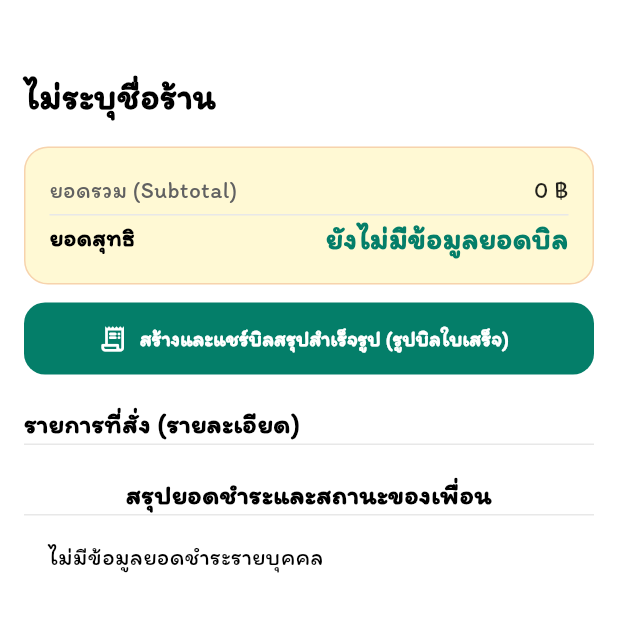
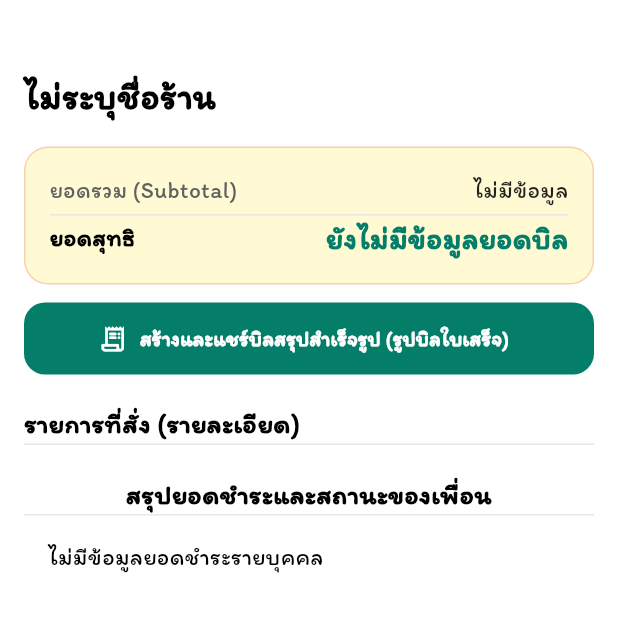
Before and after one commit to pornprompoh/Snap2bill, a Flutter app: the DetailScreen screen opened by its route, on a phone screen of 412 x 824 dp, the part 62-694 px from its top. Run offline on Flutter 3.47's test engine with Material 3 defaults, Android fonts, the phone set to English and light mode, and no system bars; drawn by our look-alikes of dynamic_color; our stand-ins replace app_links, camera, connectivity_plus, drift, flutter_dotenv, google_generative_ai and 7 more; missing offline and left inert: dart:js_interop, gal; accounts and stored records are empty; generated files the repository leaves out were written again.

Commit message:
feat: enhance bill loading logic and improve total calculation in detail screen

```diff
--- a/lib/screens/bill/detail_screen.dart
+++ b/lib/screens/bill/detail_screen.dart
@@ -30,6 +30,7 @@ class _DetailScreenState extends State<DetailScreen> {
   late Future<List<MemberSummaryEntry>> _membersFuture;
   final GlobalKey _receiptCaptureKey = GlobalKey();
   RealtimeChannel? _billRealtimeChannel;
+  bool _isLoadingBill = false;
   String _hostPromptPay = '';
   String? _hostPromptPayType;
   String? _hostBankName;
@@ -41,8 +42,61 @@ class _DetailScreenState extends State<DetailScreen> {
   void initState() {
     super.initState();
     _membersFuture = _loadMemberSummary();
-    _fetchHostPromptPayInfo();
-    _setupRealtimeBillSubscription();
+    final billId = widget.billData['id']?.toString();
+    if (billId != null && billId.isNotEmpty) {
+      _isLoadingBill =
+          BillProgressHelper.extractBillTotal(widget.billData) <= 0;
+      _setupRealtimeBillSubscription();
+      unawaited(_loadBillFromSupabase());
+    } else {
+      unawaited(_fetchHostPromptPayInfo());
+    }
+  }
+
+  Future<void> _loadBillFromSupabase() async {
+    final billId = widget.billData['id']?.toString();
+    if (billId == null || billId.isEmpty) return;
+
+    try {
+      final bill = await Supabase.instance.client
+          .from('bills')
+          .select()
+          .eq('id', billId)
+          .maybeSingle();
+      if (bill == null) throw StateError('ไม่พบข้อมูลบิล');
+
+      final billData = Map<String, dynamic>.from(bill);
+      if (BillProgressHelper.extractBillTotal(billData) <= 0) {
+        try {
+          final participants = await Supabase.instance.client
+              .from('bill_participants')
+              .select('amount_owed')
+              .eq('bill_id', billId);
+          billData['bill_participants'] = participants;
+        } catch (error, stackTrace) {
+          debugPrint(
+            'Failed to load participant total fallback: $error\n$stackTrace',
+          );
+        }
+      }
+
+      widget.billData.addAll(billData);
+      if (!mounted) return;
+      setState(() {
+        _isLoadingBill = false;
+        _membersFuture = _loadMemberSummary();
+      });
+      await _fetchHostPromptPayInfo();
+    } catch (error, stackTrace) {
+      debugPrint('Failed to load bill detail: $error\n$stackTrace');
+      if (!mounted) return;
+      setState(() => _isLoadingBill = false);
+      ScaffoldMessenger.of(context).showSnackBar(
+        const SnackBar(
+          content: Text('โหลดข้อมูลบิลไม่สำเร็จ กรุณาลองเปิดใหม่'),
+        ),
+      );
+    }
   }
 
   void _setupRealtimeBillSubscription() {
@@ -132,8 +186,8 @@ class _DetailScreenState extends State<DetailScreen> {
     try {
       final ownerId =
           widget.billData['owner_id']?.toString() ??
-          Supabase.instance.client.auth.currentUser?.id;
-      if (ownerId != null) {
+          _asMap(widget.billData['receipt_json'])['owner_id']?.toString();
+      if (ownerId != null && ownerId.isNotEmpty) {
         final profile = await Supabase.instance.client
             .from('profiles')
             .select()
@@ -745,23 +799,39 @@ class _DetailScreenState extends State<DetailScreen> {
     final items = _asList(receiptJson['items']);
     final sharersJson = _asMap(widget.billData['sharers_json']);
 
+    final receiptSubTotal = double.tryParse(
+      receiptJson['sub_total']?.toString() ?? '',
+    );
+    final itemSubTotal = items.fold<double>(0, (total, rawItem) {
+      final item = _asMap(rawItem);
+      final itemTotal = double.tryParse(item['total_price']?.toString() ?? '');
+      if (itemTotal != null) return total + itemTotal;
+
+      final quantity =
+          int.tryParse((item['qty'] ?? item['quantity'] ?? 1).toString()) ?? 1;
+      final unitPrice =
+          double.tryParse(
+            (item['unit_price'] ?? item['price'] ?? '').toString(),
+          ) ??
+          0;
+      return total + unitPrice * quantity;
+    });
     final subTotal =
-        double.tryParse(receiptJson['sub_total']?.toString() ?? '0') ?? 0;
+        receiptSubTotal ?? (itemSubTotal > 0 ? itemSubTotal : null);
     final vatAmount =
         double.tryParse(receiptJson['vat_amount']?.toString() ?? '0') ?? 0;
     final serviceCharge =
         double.tryParse(receiptJson['service_charge']?.toString() ?? '0') ?? 0;
     final discount =
         double.tryParse(receiptJson['discount']?.toString() ?? '0') ?? 0;
-    final totalAmount =
-        double.tryParse(
-          (receiptJson['final_total'] ??
-                  receiptJson['total_amount'] ??
-                  widget.billData['sub_total'] ??
-                  '0')
-              .toString(),
-        ) ??
-        0;
+    final storedTotal = BillProgressHelper.extractBillTotal(widget.billData);
+    final totalAmount = storedTotal > 0
+        ? storedTotal
+        : _isLoadingBill
+        ? 0.0
+        : BillProgressHelper.extractBillTotal({
+            'bill_participants': widget.billData['bill_participants'],
+          });
 
     return Scaffold(
       appBar: AppBar(
@@ -867,7 +937,9 @@ class _DetailScreenState extends State<DetailScreen> {
                             crossAxisAlignment: CrossAxisAlignment.end,
                             children: [
                               Text(
-                                totalAmount > 0
+                                _isLoadingBill
+                                    ? 'กำลังโหลดยอดบิล...'
+                                    : totalAmount > 0
                                     ? AppFormatters.formatCurrency(totalAmount)
                                     : 'ยังไม่มีข้อมูลยอดบิล',
                                 style: const TextStyle(
@@ -1188,7 +1260,7 @@ class _DetailScreenState extends State<DetailScreen> {
     );
   }
 
-  Widget _buildSummaryRow(String label, double amount, {Color? color}) {
+  Widget _buildSummaryRow(String label, double? amount, {Color? color}) {
     return Padding(
       padding: const EdgeInsets.only(bottom: 6),
       child: Row(
@@ -1196,7 +1268,9 @@ class _DetailScreenState extends State<DetailScreen> {
         children: [
           Text(label, style: TextStyle(color: Colors.grey.shade700)),
           Text(
-            AppFormatters.formatCurrency(amount),
+            amount == null
+                ? 'ไม่มีข้อมูล'
+                : AppFormatters.formatCurrency(amount),
             style: TextStyle(color: color ?? Colors.black87),
           ),
         ],
```
Also changed, not shown: 1 other file.
